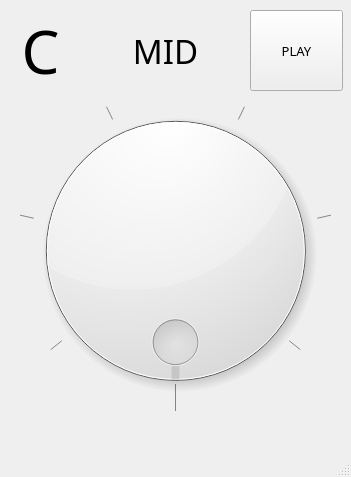
First picture: the form in pitch_pipe_ui.ui, repository ari099/PitchPipe, before the edit.
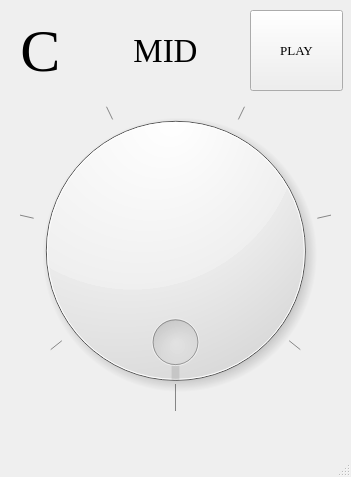
Second picture: the form after the edit.

Commit message: Changed heading fonts from 'Operator Mono Bold' to 'Georgia'

```diff
--- a/pitch_pipe_ui.ui
+++ b/pitch_pipe_ui.ui
@@ -68,7 +68,7 @@
     </property>
     <property name="font">
      <font>
-      <family>Operator Mono Bold</family>
+      <family>Georgia</family>
       <pointsize>45</pointsize>
      </font>
     </property>
@@ -90,7 +90,7 @@
     </property>
     <property name="font">
      <font>
-      <family>Operator Mono Bold</family>
+      <family>Georgia</family>
       <pointsize>10</pointsize>
      </font>
     </property>
@@ -112,7 +112,7 @@
     </property>
     <property name="font">
      <font>
-      <family>Operator Mono Light</family>
+      <family>Georgia</family>
       <pointsize>25</pointsize>
      </font>
     </property>
```
